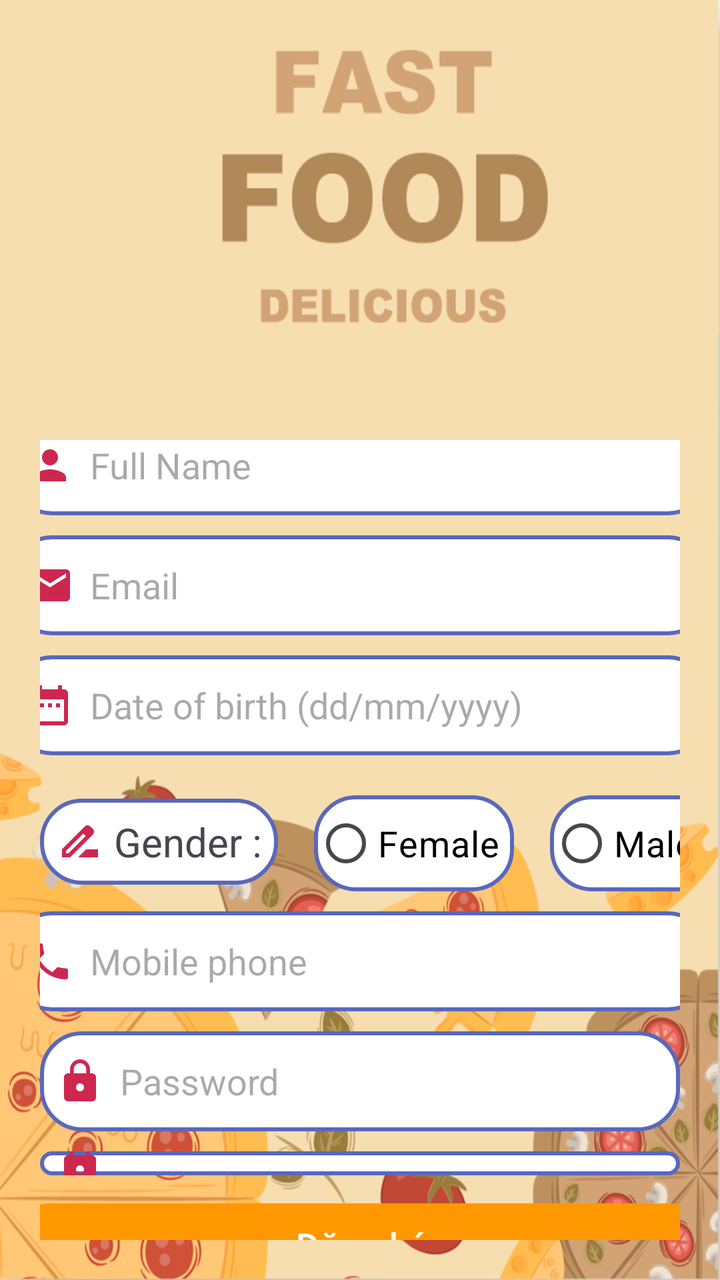
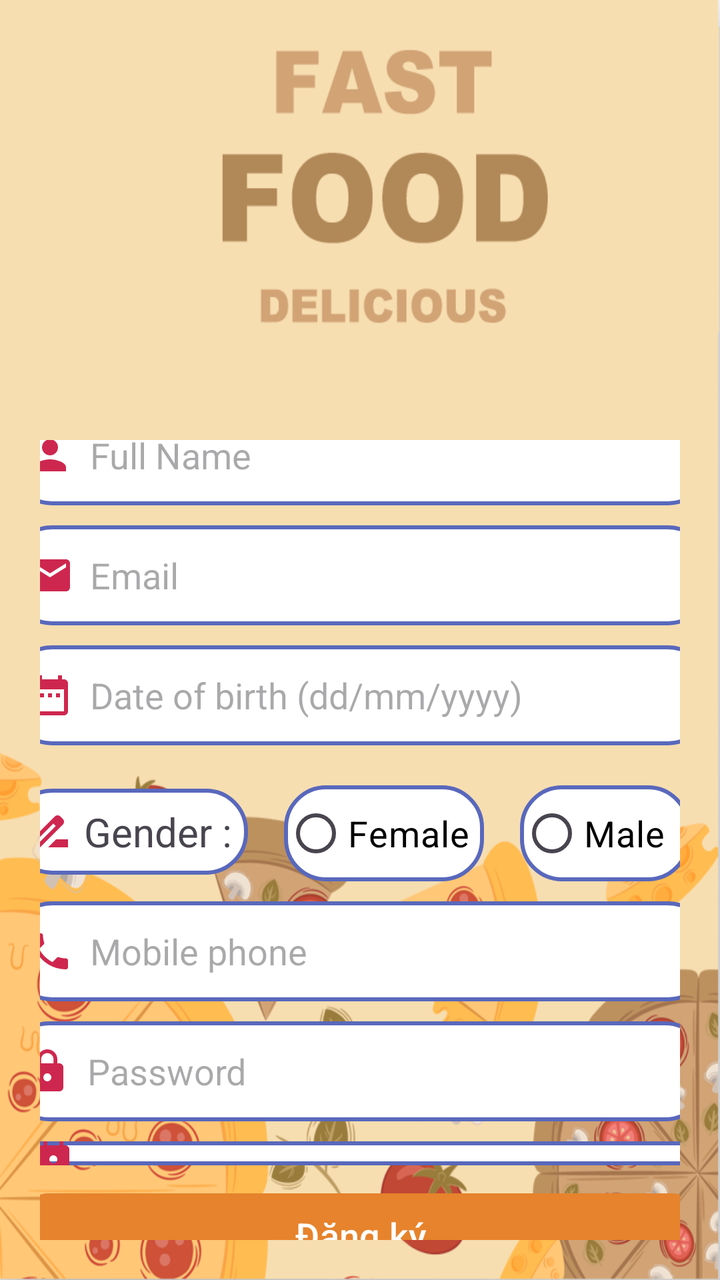

The first picture is an Android layout as it rendered before a commit; the second is the same layout after the commit. The layout source and the unified diff follow.
<!-- AndroidManifest.xml: application theme Theme.Project_Food -->
<!-- res/layout/activity_signup.xml -->
<?xml version="1.0" encoding="utf-8"?>
<LinearLayout
    xmlns:android="http://schemas.android.com/apk/res/android"
    xmlns:app="http://schemas.android.com/apk/res-auto"
    xmlns:tools="http://schemas.android.com/tools"
    android:layout_width="match_parent"
    android:layout_height="match_parent"
    android:orientation="vertical"
    android:background="@drawable/logininterface2"
    tools:context=".activity.SignupActivity">


      <LinearLayout
          android:layout_width="match_parent"
          android:layout_height="wrap_content"
          android:orientation="vertical"
          android:gravity="center"
          android:layout_marginTop="200dp"
          android:padding="20dp">

        <EditText
            android:layout_width="350dp"
            android:layout_height="50dp"
            android:id="@+id/signup_fullName"
            android:background="@drawable/lavender_border"
            android:layout_marginTop="20dp"
            android:padding="8dp"
            android:hint="Full Name"
            android:drawableLeft="@drawable/baseline_person_24"
            android:drawablePadding="8dp"
            />

          <EditText
              android:layout_width="350dp"
              android:layout_height="50dp"
              android:id="@+id/signup_email"
              android:background="@drawable/lavender_border"
              android:layout_marginTop="10dp"
              android:padding="8dp"
              android:hint="Email"
              android:drawableLeft="@drawable/baseline_mail_24"
              android:drawablePadding="8dp"
              />

          <EditText
              android:layout_width="350dp"
              android:layout_height="50dp"
              android:id="@+id/signup_birthday"
              android:background="@drawable/lavender_border"
              android:layout_marginTop="10dp"
              android:padding="8dp"
              android:hint="Date of birth (dd/mm/yyyy)"
              android:focusable="false"
              android:drawableLeft="@drawable/baseline_date_range_24"
              android:drawablePadding="8dp"
              />
          <RadioGroup
              android:layout_width="wrap_content"
              android:layout_height="wrap_content"
              android:orientation="horizontal"
              android:id="@+id/signup_chooseGender"
              android:layout_marginTop="10dp"
              >

              <TextView
                  android:layout_width="wrap_content"
                  android:layout_height="wrap_content"
                  android:id="@+id/textChooseGender"
                  android:background="@drawable/lavender_border"
                  android:layout_marginTop="10dp"
                  android:padding="8dp"
                  android:text=" Gender :"
                  android:textSize="20dp"
                  android:drawableLeft="@drawable/baseline_drive_file_rename_outline_24"
                  />

              <RadioButton
                  android:layout_width="100dp"
                  android:layout_height="wrap_content"
                  android:id="@+id/signup_female"
                  android:text="Female"
                  android:layout_marginTop="10dp"
                  android:layout_marginLeft="18sp"
                  android:textSize="18sp"
                  android:textColor="@color/black"
                  android:background="@drawable/lavender_border"
                  />
              <RadioButton
                  android:layout_width="85dp"
                  android:layout_height="wrap_content"
                  android:id="@+id/signup_male"
                  android:text="Male"
                  android:textSize="18sp"
                  android:layout_marginTop="10dp"
                  android:layout_marginLeft="18sp"
                  android:layout_marginRight="20dp"
                  android:textColor="@color/black"
                  android:background="@drawable/lavender_border"
                  />

          </RadioGroup>

          <EditText
              android:layout_width="350dp"
              android:layout_height="50dp"
              android:id="@+id/signup_phone"
              android:background="@drawable/lavender_border"
              android:layout_marginTop="10dp"
              android:padding="8dp"
              android:hint="Mobile phone"
              android:drawableLeft="@drawable/baseline_phone_24"
              android:drawablePadding="8dp"
              />

          <RelativeLayout
              android:layout_width="wrap_content"
              android:layout_height="wrap_content"
              >

              <EditText
                  android:layout_width="350dp"
                  android:layout_height="50dp"
                  android:id="@+id/signup_password"
                  android:background="@drawable/lavender_border"
                  android:layout_marginTop="10dp"
                  android:padding="8dp"
                  android:hint="Password"
                  android:inputType="textPassword"
                  android:drawableLeft="@drawable/baseline_lock_24"
                  android:drawablePadding="8dp"
                  />
              <ImageView
                  android:id="@+id/signup_show_hide_password"
                  android:layout_width="30dp"
                  android:layout_height="30dp"
                  android:layout_below="@+id/signup_password"
                  android:layout_alignParentEnd="true"
                  android:layout_marginTop="-46dp"
                  android:layout_marginEnd="38dp"
                  android:layout_marginRight="10dp" />

          </RelativeLayout>

        <RelativeLayout
            android:layout_width="wrap_content"
            android:layout_height="wrap_content"
            >

            <EditText
                android:layout_width="350dp"
                android:layout_height="50dp"
                android:id="@+id/confirmpassword"
                android:background="@drawable/lavender_border"
                android:layout_marginTop="10dp"
                android:padding="8dp"
                android:hint="Confirm Password"
                android:inputType="textPassword"
                android:drawableLeft="@drawable/baseline_lock_24"
                android:drawablePadding="8dp"
                />

            <ImageView
                android:id="@+id/signup_show_hide_checkpassword"
                android:layout_width="30dp"
                android:layout_height="30dp"
                android:layout_below="@+id/confirmpassword"
                android:layout_alignParentEnd="true"
                android:layout_marginTop="-46dp"
                android:layout_marginEnd="38dp"
                android:layout_marginRight="10dp" />


        </RelativeLayout>

        <Button
            android:layout_width="350dp"
            android:layout_height="50dp"
            android:text="Đăng ký"
            android:id="@+id/signup_button"
            android:textSize="18sp"
            android:layout_marginTop="10dp"
            app:cornerRadius = "20dp"
            />
        <TextView
            android:layout_width="match_parent"
            android:layout_height="match_parent"
            android:id="@+id/loginRedirectText"
            android:text="Đã có tài khoản? Đăng nhập ngay!"
            android:textColor="@color/red"
            android:layout_marginTop="5dp"
            android:textStyle="bold"
            android:textSize="22dp"
            android:gravity="center"
            android:background="@drawable/lavender_border"
            />
      </LinearLayout>
    <ProgressBar
        android:layout_width="wrap_content"
        android:layout_height="wrap_content"
        android:id="@+id/progressBar"
        android:elevation="10dp"
        android:outlineAmbientShadowColor="@color/blue"
        android:outlineSpotShadowColor="@color/pupple"
        android:layout_gravity="center"
        android:visibility="gone"
        />


</LinearLayout>
<!-- resources referenced by this layout -->
<resources>
  <color name="black">#FF000000</color>
  <color name="blue">#19A1DF</color>
  <color name="pupple">#5968BC</color>
  <color name="red">#CA1A0D</color>
  <!-- drawable baseline_date_range_24 (drawable) -->
  <vector android:height="24dp" android:tint="#CE274F"
      android:viewportHeight="24" android:viewportWidth="24"
      android:width="24dp" xmlns:android="http://schemas.android.com/apk/res/android">
      <path android:fillColor="@android:color/white" android:pathData="M9,11L7,11v2h2v-2zM13,11h-2v2h2v-2zM17,11h-2v2h2v-2zM19,4h-1L18,2h-2v2L8,4L8,2L6,2v2L5,4c-1.11,0 -1.99,0.9 -1.99,2L3,20c0,1.1 0.89,2 2,2h14c1.1,0 2,-0.9 2,-2L21,6c0,-1.1 -0.9,-2 -2,-2zM19,20L5,20L5,9h14v11z"/>
  </vector>
  <!-- drawable baseline_drive_file_rename_outline_24 (drawable) -->
  <vector android:height="24dp" android:tint="#CE274F"
      android:viewportHeight="24" android:viewportWidth="24"
      android:width="24dp" xmlns:android="http://schemas.android.com/apk/res/android">
      <path android:fillColor="@android:color/white" android:pathData="M18.41,5.8L17.2,4.59c-0.78,-0.78 -2.05,-0.78 -2.83,0l-2.68,2.68L3,15.96V20h4.04l8.74,-8.74 2.63,-2.63c0.79,-0.78 0.79,-2.05 0,-2.83zM6.21,18H5v-1.21l8.66,-8.66 1.21,1.21L6.21,18zM11,20l4,-4h6v4H11z"/>
  </vector>
  <!-- drawable baseline_lock_24 (drawable) -->
  <vector android:height="24dp" android:tint="#CE274F"
      android:viewportHeight="24" android:viewportWidth="24"
      android:width="24dp" xmlns:android="http://schemas.android.com/apk/res/android">
      <path android:fillColor="@android:color/white" android:pathData="M18,8h-1L17,6c0,-2.76 -2.24,-5 -5,-5S7,3.24 7,6v2L6,8c-1.1,0 -2,0.9 -2,2v10c0,1.1 0.9,2 2,2h12c1.1,0 2,-0.9 2,-2L20,10c0,-1.1 -0.9,-2 -2,-2zM12,17c-1.1,0 -2,-0.9 -2,-2s0.9,-2 2,-2 2,0.9 2,2 -0.9,2 -2,2zM15.1,8L8.9,8L8.9,6c0,-1.71 1.39,-3.1 3.1,-3.1 1.71,0 3.1,1.39 3.1,3.1v2z"/>
  </vector>
  <!-- drawable baseline_mail_24 (drawable) -->
  <vector android:height="24dp" android:tint="#CE274F"
      android:viewportHeight="24" android:viewportWidth="24"
      android:width="24dp" xmlns:android="http://schemas.android.com/apk/res/android">
      <path android:fillColor="@android:color/white" android:pathData="M20,4L4,4c-1.1,0 -1.99,0.9 -1.99,2L2,18c0,1.1 0.9,2 2,2h16c1.1,0 2,-0.9 2,-2L22,6c0,-1.1 -0.9,-2 -2,-2zM20,8l-8,5 -8,-5L4,6l8,5 8,-5v2z"/>
  </vector>
  <!-- drawable baseline_person_24 (drawable) -->
  <vector android:height="24dp" android:tint="#CE274F"
      android:viewportHeight="24" android:viewportWidth="24"
      android:width="24dp" xmlns:android="http://schemas.android.com/apk/res/android">
      <path android:fillColor="@android:color/white" android:pathData="M12,12c2.21,0 4,-1.79 4,-4s-1.79,-4 -4,-4 -4,1.79 -4,4 1.79,4 4,4zM12,14c-2.67,0 -8,1.34 -8,4v2h16v-2c0,-2.66 -5.33,-4 -8,-4z"/>
  </vector>
  <!-- drawable lavender_border (drawable) -->
  <?xml version="1.0" encoding="utf-8"?>
  <shape xmlns:android="http://schemas.android.com/apk/res/android"
      android:shape="rectangle">
  
      <corners
          android:radius="20dp"/>
  
      <stroke
          android:color="@color/pupple"
          android:width="2dp"/>
      <solid
         android:color="@color/white" />
  
  
  
  </shape>
  <style name="Theme.Project_Food" parent="Base.Theme.Project_Food" />
  <color name="white">#FFFFFFFF</color>
  <style name="Base.Theme.Project_Food" parent="Theme.Material3.DayNight.NoActionBar">
          
          <item name="colorPrimary">@color/lightorange</item>
          <item name="colorPrimaryVariant">@color/white</item>
          <item name="android:textColorPrimary">@color/black</item>
          <item name="android:statusBarColor">@color/lightorange</item>
      </style>
  <color name="lightorange">#FF9800</color>
  <!-- unchanged entries left out for length: 2 -->
</resources>

<!-- the commit's change to res/layout/activity_signup.xml (unified diff, before → after) -->
@@ -18,17 +18,16 @@
           android:layout_marginTop="200dp"
           android:padding="20dp">
 
-        <EditText
-            android:layout_width="350dp"
-            android:layout_height="50dp"
-            android:id="@+id/signup_fullName"
-            android:background="@drawable/lavender_border"
-            android:layout_marginTop="20dp"
-            android:padding="8dp"
-            android:hint="Full Name"
-            android:drawableLeft="@drawable/baseline_person_24"
-            android:drawablePadding="8dp"
-            />
+          <EditText
+              android:id="@+id/signup_fullName"
+              android:layout_width="350dp"
+              android:layout_height="50dp"
+              android:layout_marginTop="20dp"
+              android:background="@drawable/lavender_border"
+              android:drawableLeft="@drawable/baseline_person_24"
+              android:drawablePadding="8dp"
+              android:hint="Full Name"
+              android:padding="8dp" />
 
           <EditText
               android:layout_width="350dp"
@@ -54,49 +53,47 @@
               android:drawableLeft="@drawable/baseline_date_range_24"
               android:drawablePadding="8dp"
               />
+
           <RadioGroup
-              android:layout_width="wrap_content"
+              android:id="@+id/signup_chooseGender"
+              android:layout_width="350dp"
               android:layout_height="wrap_content"
-              android:orientation="horizontal"
-              android:id="@+id/signup_chooseGender"
-              android:layout_marginTop="10dp"
-              >
+              android:layout_marginTop="10dp"
+              android:orientation="horizontal">
 
               <TextView
+                  android:id="@+id/textChooseGender"
                   android:layout_width="wrap_content"
                   android:layout_height="wrap_content"
-                  android:id="@+id/textChooseGender"
-                  android:background="@drawable/lavender_border"
-                  android:layout_marginTop="10dp"
+                  android:layout_marginTop="10dp"
+                  android:background="@drawable/lavender_border"
+                  android:drawableLeft="@drawable/baseline_drive_file_rename_outline_24"
                   android:padding="8dp"
                   android:text=" Gender :"
-                  android:textSize="20dp"
-                  android:drawableLeft="@drawable/baseline_drive_file_rename_outline_24"
-                  />
+                  android:textSize="20dp" />
 
               <RadioButton
+                  android:id="@+id/signup_female"
                   android:layout_width="100dp"
                   android:layout_height="wrap_content"
-                  android:id="@+id/signup_female"
+                  android:layout_marginLeft="18sp"
+                  android:layout_marginTop="10dp"
+                  android:background="@drawable/lavender_border"
                   android:text="Female"
-                  android:layout_marginTop="10dp"
-                  android:layout_marginLeft="18sp"
-                  android:textSize="18sp"
                   android:textColor="@color/black"
-                  android:background="@drawable/lavender_border"
-                  />
+                  android:textSize="18sp" />
+
               <RadioButton
+                  android:id="@+id/signup_male"
                   android:layout_width="85dp"
                   android:layout_height="wrap_content"
-                  android:id="@+id/signup_male"
+                  android:layout_marginLeft="18sp"
+                  android:layout_marginTop="10dp"
+                  android:layout_marginRight="20dp"
+                  android:background="@drawable/lavender_border"
                   android:text="Male"
-                  android:textSize="18sp"
-                  android:layout_marginTop="10dp"
-                  android:layout_marginLeft="18sp"
-                  android:layout_marginRight="20dp"
                   android:textColor="@color/black"
-                  android:background="@drawable/lavender_border"
-                  />
+                  android:textSize="18sp" />
 
           </RadioGroup>
 
@@ -113,22 +110,21 @@
               />
 
           <RelativeLayout
-              android:layout_width="wrap_content"
-              android:layout_height="wrap_content"
-              >
+              android:layout_width="353dp"
+              android:layout_height="wrap_content">
 
               <EditText
+                  android:id="@+id/signup_password"
                   android:layout_width="350dp"
                   android:layout_height="50dp"
-                  android:id="@+id/signup_password"
-                  android:background="@drawable/lavender_border"
-                  android:layout_marginTop="10dp"
-                  android:padding="8dp"
+                  android:layout_marginTop="10dp"
+                  android:background="@drawable/lavender_border"
+                  android:drawableLeft="@drawable/baseline_lock_24"
+                  android:drawablePadding="8dp"
                   android:hint="Password"
                   android:inputType="textPassword"
-                  android:drawableLeft="@drawable/baseline_lock_24"
-                  android:drawablePadding="8dp"
-                  />
+                  android:padding="8dp" />
+
               <ImageView
                   android:id="@+id/signup_show_hide_password"
                   android:layout_width="30dp"
@@ -141,36 +137,34 @@
 
           </RelativeLayout>
 
-        <RelativeLayout
-            android:layout_width="wrap_content"
-            android:layout_height="wrap_content"
-            >
-
-            <EditText
-                android:layout_width="350dp"
-                android:layout_height="50dp"
-                android:id="@+id/confirmpassword"
-                android:background="@drawable/lavender_border"
-                android:layout_marginTop="10dp"
-                android:padding="8dp"
-                android:hint="Confirm Password"
-                android:inputType="textPassword"
-                android:drawableLeft="@drawable/baseline_lock_24"
-                android:drawablePadding="8dp"
-                />
-
-            <ImageView
-                android:id="@+id/signup_show_hide_checkpassword"
-                android:layout_width="30dp"
-                android:layout_height="30dp"
-                android:layout_below="@+id/confirmpassword"
-                android:layout_alignParentEnd="true"
-                android:layout_marginTop="-46dp"
-                android:layout_marginEnd="38dp"
-                android:layout_marginRight="10dp" />
-
-
-        </RelativeLayout>
+          <RelativeLayout
+              android:layout_width="347dp"
+              android:layout_height="wrap_content">
+
+              <EditText
+                  android:id="@+id/confirmpassword"
+                  android:layout_width="350dp"
+                  android:layout_height="50dp"
+                  android:layout_marginTop="10dp"
+                  android:background="@drawable/lavender_border"
+                  android:drawableLeft="@drawable/baseline_lock_24"
+                  android:drawablePadding="8dp"
+                  android:hint="Confirm Password"
+                  android:inputType="textPassword"
+                  android:padding="8dp" />
+
+              <ImageView
+                  android:id="@+id/signup_show_hide_checkpassword"
+                  android:layout_width="30dp"
+                  android:layout_height="30dp"
+                  android:layout_below="@+id/confirmpassword"
+                  android:layout_alignParentEnd="true"
+                  android:layout_marginTop="-46dp"
+                  android:layout_marginEnd="38dp"
+                  android:layout_marginRight="10dp" />
+
+
+          </RelativeLayout>
 
         <Button
             android:layout_width="350dp"
@@ -180,6 +174,7 @@
             android:textSize="18sp"
             android:layout_marginTop="10dp"
             app:cornerRadius = "20dp"
+            android:backgroundTint="@color/orange"
             />
         <TextView
             android:layout_width="match_parent"
@@ -187,7 +182,7 @@
             android:id="@+id/loginRedirectText"
             android:text="Đã có tài khoản? Đăng nhập ngay!"
             android:textColor="@color/red"
-            android:layout_marginTop="5dp"
+            android:layout_marginTop="15dp"
             android:textStyle="bold"
             android:textSize="22dp"
             android:gravity="center"
<!-- resource entries referenced after the edit -->
@@ -2,6 +2,7 @@
 <resources>
   <color name="black">#FF000000</color>
   <color name="blue">#19A1DF</color>
+  <color name="orange">#E6832C</color>
   <color name="pupple">#5968BC</color>
   <color name="red">#CA1A0D</color>
   <!-- drawable baseline_date_range_24 (drawable) -->
